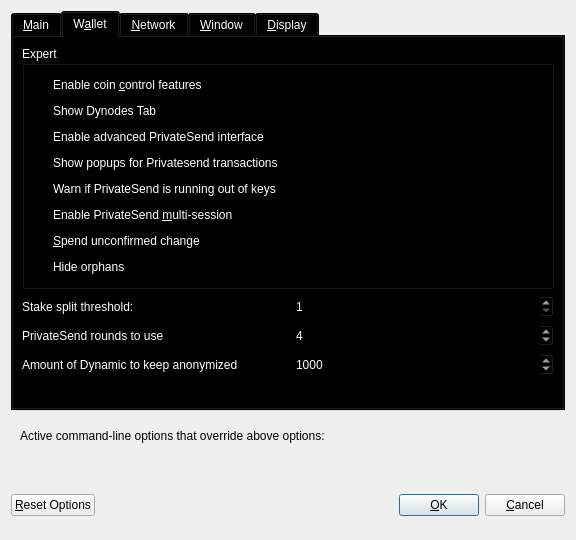
Qt form src/qt/forms/optionsdialog.ui (duality-solutions/Dynamic) before a commit.
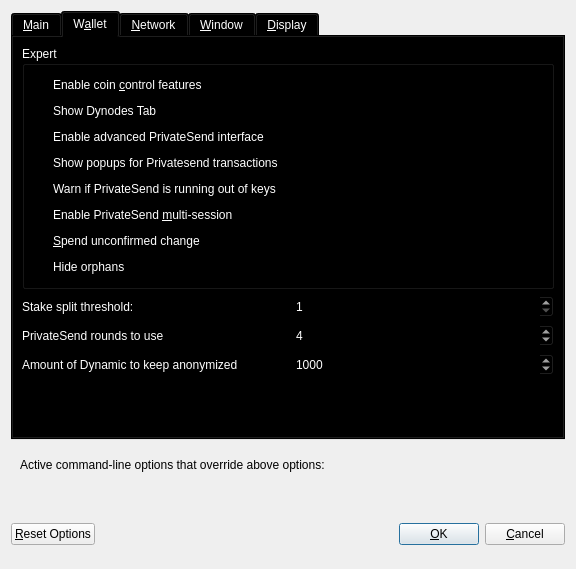
The same form after that commit. The open tabs and pages were chosen to show the change. Custom widgets are drawn as their Qt base class.

Commit message: [Qt] Edit CSS for text in OptionsDialog

The edit to the form file:
```diff
--- a/src/qt/forms/optionsdialog.ui
+++ b/src/qt/forms/optionsdialog.ui
@@ -7,7 +7,7 @@
     <x>0</x>
     <y>0</y>
     <width>576</width>
-    <height>540</height>
+    <height>569</height>
    </rect>
   </property>
   <property name="windowTitle">
```
Left out of the diff: 9 changed lines with no effect on the pictures. Lines whose indentation alone changed are shown as unchanged. The commit also changes 1 other file.
